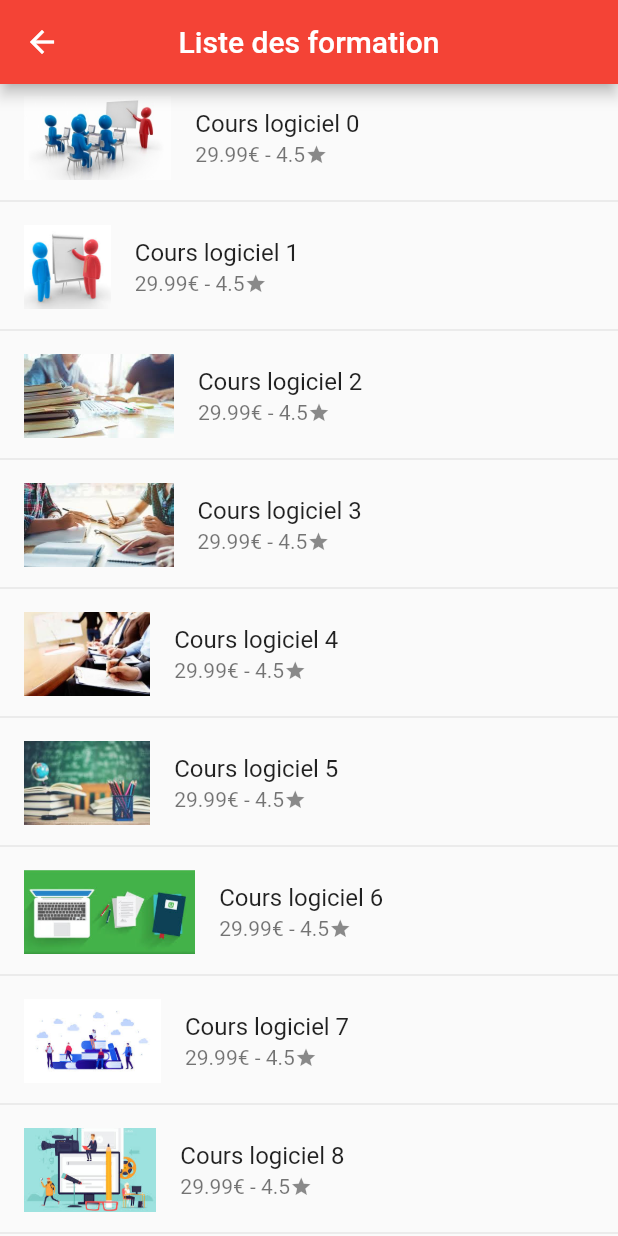
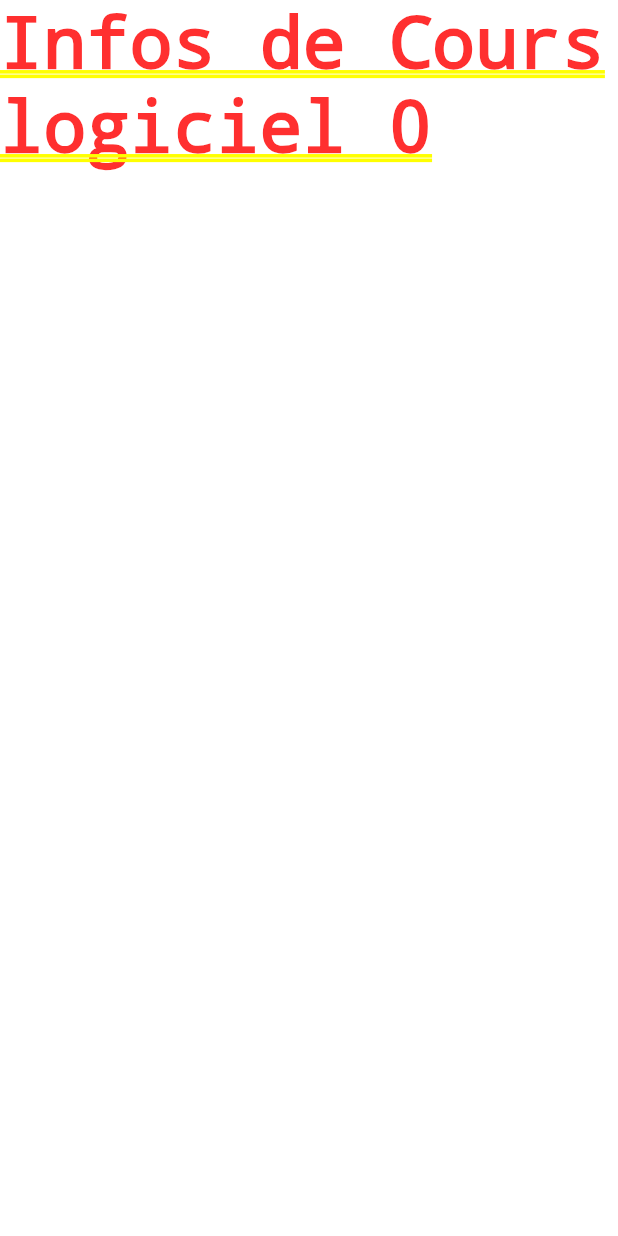
Before and after one commit to Zanmatox/flutter_formations, a Flutter app: the ListPage screen opened directly, after a tap on an icon or button, on a phone screen of 412 x 824 dp. Run offline on Flutter 3.47's test engine with Material 2 defaults, Android fonts, the phone set to English and light mode, and no system bars; network calls fail.

Commit message:
onclick formation

```diff
--- a/lib/pages/InfoPage.dart
+++ b/lib/pages/InfoPage.dart
@@ -0,0 +1,21 @@
+import 'package:flutter/material.dart';
+import 'dart:developer';
+
+import '../Cours.dart';
+
+class InfosPage extends StatefulWidget {
+  final Cours cours;
+
+  const InfosPage({Key key, this.cours}) : super(key: key);
+  @override
+  _InfosPageState createState() => _InfosPageState();
+}
+
+class _InfosPageState extends State<InfosPage> {
+  @override
+  Widget build(BuildContext context) {
+    return Container(
+      child: Text("Infos de " + widget.cours.name),
+    );
+  }
+}
--- a/lib/pages/ListPage.dart
+++ b/lib/pages/ListPage.dart
@@ -1,4 +1,5 @@
 import 'package:flutter/material.dart';
+import 'package:flutter_formations/pages/InfoPage.dart';
 import 'dart:developer';
 
 import '../Cours.dart';
@@ -27,11 +28,13 @@ class _ListPageState extends State<ListPage> {
             child: ListTile(
               onTap: () {
                 // TODO : Naviguer vers page cours cliqué
-
+                log(cours.name + "clicked !");
+                Navigator.push(
+                  context,
+                  MaterialPageRoute(builder: (context) => InfosPage(cours: cours)),
+                );
               },
-              leading: Image(
-                image: AssetImage(cours.image),
-              ),
+              leading: Image.asset(cours.image),
               title: Text(cours.name),
               subtitle: Row(children: <Widget>[
                 Text("29.99€ - 4.5"),
```
